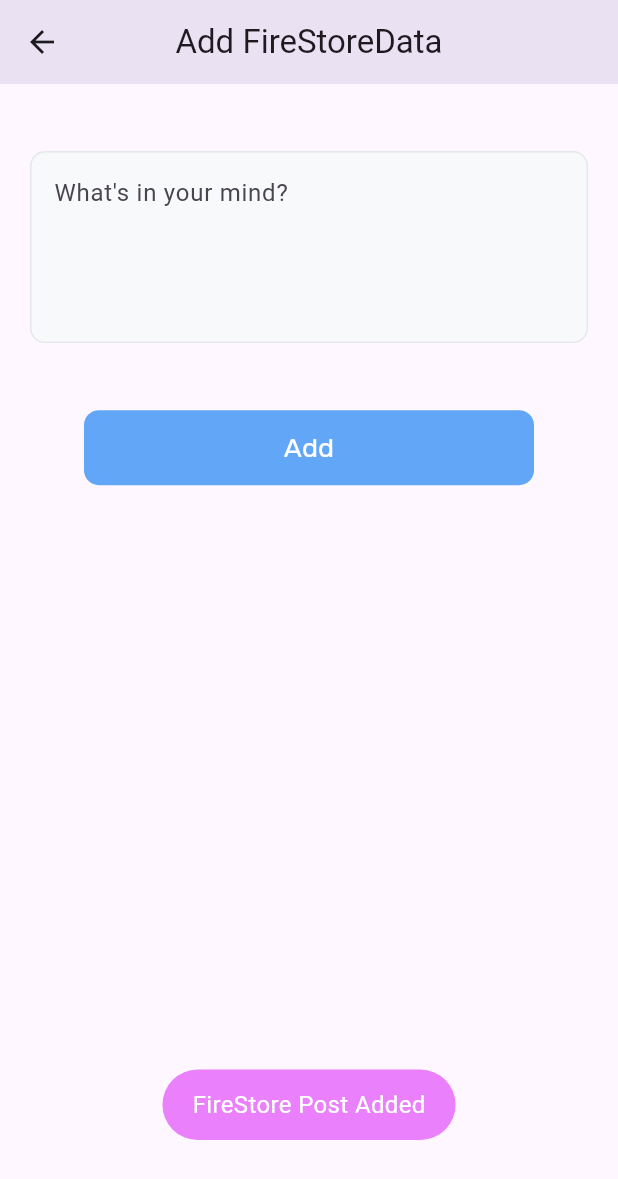
After one commit to Mr-H-A-C-K-E-R/Hotel-UI, a Flutter app: the AddFireStoreDataScreen screen opened by its route, after a tap on "Add", on a phone screen of 412 x 824 dp. The commit adds this screen. Shown: the top 1179 px of the screen. Run offline on Flutter 3.47's test engine with Material 2 defaults, Android fonts, the phone set to English and light mode, and no system bars; our stand-ins replace animated_text_kit, cloud_firestore, country_picker, firebase_auth, firebase_core, firebase_database and 2 more; accounts and stored records are empty.

Commit message:
Firestore + Data AddPost added

```diff
--- a/lib/Posts/post_screen.dart
+++ b/lib/Posts/post_screen.dart
@@ -20,6 +20,12 @@ class _PostScreenState extends State<PostScreen> {
   final auth = FirebaseAuth.instance;
   final searchFilter = TextEditingController();
   final editController = TextEditingController();
+
+  @override
+  void initState() {
+    // TODO: implement initState
+    super.initState();
+  }
   @override
   Widget build(BuildContext context) {
     double screenHeight = MediaQuery.of(context).size.height;
--- /dev/null
+++ b/lib/firestore/add_firestore_data.dart
@@ -0,0 +1,119 @@
+import 'package:cloud_firestore/cloud_firestore.dart';
+import 'package:firebase_database/firebase_database.dart';
+import 'package:flutter/material.dart';
+import 'package:flutter/services.dart';
+import 'package:intern/firestore/firestore_list_screen.dart';
+import 'package:intern/utils/utils.dart';
+import 'package:firebase_core/firebase_core.dart';
+import 'package:intern/firebase_options.dart';
+
+class AddFireStoreDataScreen extends StatefulWidget {
+  static const String id = 'AddFireStoreDataScreen';
+  const AddFireStoreDataScreen({super.key});
+
+  @override
+  State<AddFireStoreDataScreen> createState() => _AddFireStoreDataScreenState();
+}
+
+class _AddFireStoreDataScreenState extends State<AddFireStoreDataScreen> {
+
+  final postController = TextEditingController();
+  bool loading = false;
+  final fireStore = FirebaseFirestore.instance.collection('Aryan');
+
+  @override
+  Widget build(BuildContext context) {
+    double screenHeight = MediaQuery.of(context).size.height;
+    return AnnotatedRegion(
+      value: const SystemUiOverlayStyle(
+        statusBarColor: Colors.transparent,
+        statusBarIconBrightness: Brightness.dark,
+        systemStatusBarContrastEnforced: false,
+        systemNavigationBarIconBrightness: Brightness.dark,),
+      child: Scaffold(
+        appBar: AppBar(
+          elevation:10,
+          centerTitle: true,
+          scrolledUnderElevation: 10,
+          title: const Text("Add FireStoreData"),
+        ),
+        body: Column(
+          children: [
+            SizedBox(
+              height: screenHeight*0.03,
+            ),
+            Padding(
+              padding: const EdgeInsets.all(20),
+              child: TextFormField(
+                maxLines: 4,
+                controller: postController,
+                keyboardType: TextInputType.multiline,
+                decoration: InputDecoration(
+                  hintText: "What's in your mind?",
+                  fillColor: const Color(0xffF8F9FA),
+                  filled: true,
+                  focusedBorder: OutlineInputBorder(
+                    borderSide: const BorderSide(
+                      color: Color(0xffE4E7EB),
+                    ),
+                    borderRadius: BorderRadius.circular(10),
+                  ),
+                  enabledBorder: OutlineInputBorder(
+                    borderSide: const BorderSide(
+                      color: Color(0xffE4E7EB),
+                    ),
+                    borderRadius: BorderRadius.circular(10),
+                  ),
+                ),
+              ),
+            ),
+            SizedBox(
+              height: screenHeight*0.03,
+            ),
+            Container(
+              height: 50,
+              width: 300,
+              decoration: BoxDecoration(
+                color: const Color(0xFF62a6f7),
+                borderRadius: BorderRadius.circular(10),
+              ),
+              child: TextButton(
+                onPressed: () {
+                  setState(() {
+                    loading=true;
+                  });
+                  String id = DateTime.now().millisecondsSinceEpoch.toString();
+                  fireStore.doc(id).set({
+                    'title':postController.text.toString(),
+                    'id':id,
+                  }).then((value) {
+                    setState(() {
+                    loading=false;
+                    });
+                    Utils().toastMessage('FireStore Post Added');
+                  }).onError((error, stackTrace) {
+                    setState(() {
+                      loading=false;
+                    });
+                    Utils().toastMessage(error.toString());
+                  });
+                },
+                child: Center(
+                  child: loading ? const CircularProgressIndicator(
+                    strokeWidth: 3, color: Colors.white,) :const Text(
+                    'Add',
+                    style: TextStyle(
+                        fontSize: 18,
+                        fontFamily: 'Rubik Regular',
+                        color: Colors.white),
+                  ),
+                ),
+              ),
+            ),
+          ],
+        ),
+      ),
+    );
+  }
+
+}
--- a/lib/main.dart
+++ b/lib/main.dart
@@ -2,6 +2,7 @@ import 'package:flutter/material.dart';
 import 'package:flutter/services.dart';
 import 'package:intern/Posts/add_posts.dart';
 import 'package:intern/auth/login_with_phone_number.dart';
+import 'package:intern/firestore/firestore_list_screen.dart';
 import 'package:intern/home_screen.dart';
 import 'package:intern/screen2.dart';
 import 'package:intern/splash.dart';
@@ -9,7 +10,7 @@ import 'package:intern/auth/login.dart';
 import 'package:intern/auth/signup.dart';
 import 'package:firebase_core/firebase_core.dart';
 import 'package:intern/Posts/post_screen.dart';
-
+import 'package:intern/firestore/add_firestore_data.dart';
 Future<void> main() async{
   WidgetsFlutterBinding.ensureInitialized();
   await Firebase.initializeApp();
@@ -42,6 +43,8 @@ class MyApp extends StatelessWidget {
       Screen2.id : (context) => const Screen2(),
       PostScreen.id : (context) => const PostScreen(),
       AddPostScreen.id : (context) =>const AddPostScreen(),
+      FireStoreScreen.id : (context) => const FireStoreScreen(),
+      AddFireStoreDataScreen.id : (context) => const AddFireStoreDataScreen(),
     },
 
     // home: HomeScreen(),
--- a/lib/splash.dart
+++ b/lib/splash.dart
@@ -2,6 +2,7 @@ import 'package:animated_text_kit/animated_text_kit.dart';
 import 'package:flutter/cupertino.dart';
 import 'package:flutter/material.dart';
 import 'package:intern/auth/login.dart';
+import 'package:intern/firestore/firestore_list_screen.dart';
 import 'package:intern/splash_services.dart';
 import 'package:intern/Posts/post_screen.dart';
 
@@ -40,7 +41,7 @@ void initState(){
             isRepeatingAnimation: false,
             onFinished: (){
               if(SplashServices().isLogin(context)) {
-                Navigator.popAndPushNamed(context, PostScreen.id);
+                Navigator.popAndPushNamed(context, FireStoreScreen.id);
               }
               else{
                 Navigator.popAndPushNamed(context, Login.id);
--- a/pubspec.yaml
+++ b/pubspec.yaml
@@ -44,6 +44,8 @@ dependencies:
   fluttertoast: ^8.2.2
   country_picker: ^2.0.20
   firebase_database: ^10.2.4
+  firebase_analytics: ^10.4.5
+  cloud_firestore: ^4.9.0
 
 
 dev_dependencies:
```
Also changed, not shown: lib/firestore/firestore_list_screen.dart (added, +116 -0 lines), lib/generated/assets.dart, 4 other files.
